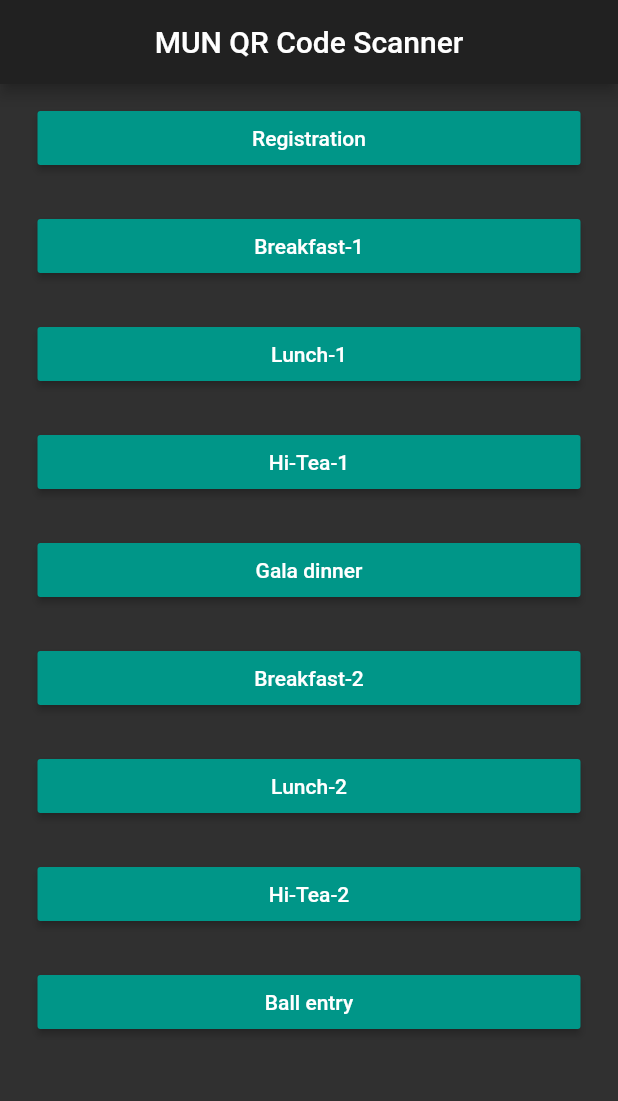
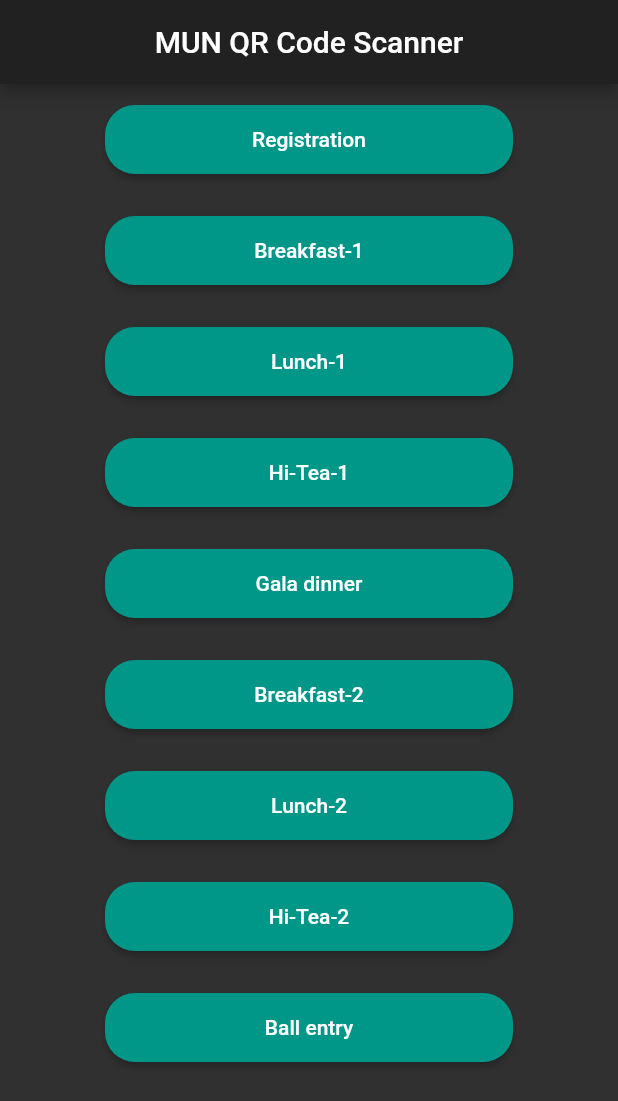
Before and after one commit to vedantyogesh/Mun-Entrance-Scanner, a Flutter app: the screen it shows after launch, on a phone screen of 412 x 824 dp. Shown: the top 1101 px of the screen. Run offline on Flutter 3.47's test engine with Material 2 defaults, Android fonts, the phone set to English and light mode, and no system bars; missing offline and left inert: barcode_scan.

Commit message:
UI and name changes

```diff
--- a/lib/home_screen.dart
+++ b/lib/home_screen.dart
@@ -9,9 +9,13 @@ class HomeScreen extends StatefulWidget {
 
 class _HomeScreenState extends State<HomeScreen> {
   Widget buildRaisedButton(String val, String value) {
-    return Padding(
-      padding: EdgeInsets.symmetric(vertical: 12.0, horizontal: 25.0),
+    return Container(
+      height: 70.0,
+      margin: EdgeInsets.symmetric(horizontal: 50.0, vertical: 2.0),
+      padding: EdgeInsets.symmetric(vertical: 12.0, horizontal: 20.0),
       child: RaisedButton(
+          shape:
+              RoundedRectangleBorder(borderRadius: BorderRadius.circular(20)),
           color: Colors.teal,
           textColor: Colors.white,
           splashColor: Colors.blueGrey,
@@ -39,14 +43,14 @@ class _HomeScreenState extends State<HomeScreen> {
           child: ListView(
         children: <Widget>[
           buildRaisedButton('registeration', 'Registration'),
-          buildRaisedButton('b', 'Breakfast-1'),
-          buildRaisedButton('c', 'Lunch-1'),
-          buildRaisedButton('d', 'Hi-Tea-1'),
-          buildRaisedButton('e', 'Gala dinner'),
-          buildRaisedButton('f', 'Breakfast-2'),
-          buildRaisedButton('g', 'Lunch-2'),
-          buildRaisedButton('h', 'Hi-Tea-2'),
-          buildRaisedButton('i', 'Ball entry')
+          buildRaisedButton('breakfast-1', 'Breakfast-1'),
+          buildRaisedButton('lunch-1', 'Lunch-1'),
+          buildRaisedButton('hi-tea-1', 'Hi-Tea-1'),
+          buildRaisedButton('gala-dinner', 'Gala dinner'),
+          buildRaisedButton('breakfast-2', 'Breakfast-2'),
+          buildRaisedButton('lunch-2', 'Lunch-2'),
+          buildRaisedButton('hi-Tea-2', 'Hi-Tea-2'),
+          buildRaisedButton('ball-entry', 'Ball entry')
         ],
       )),
     );
```
Also changed, not shown: 1 other file.
